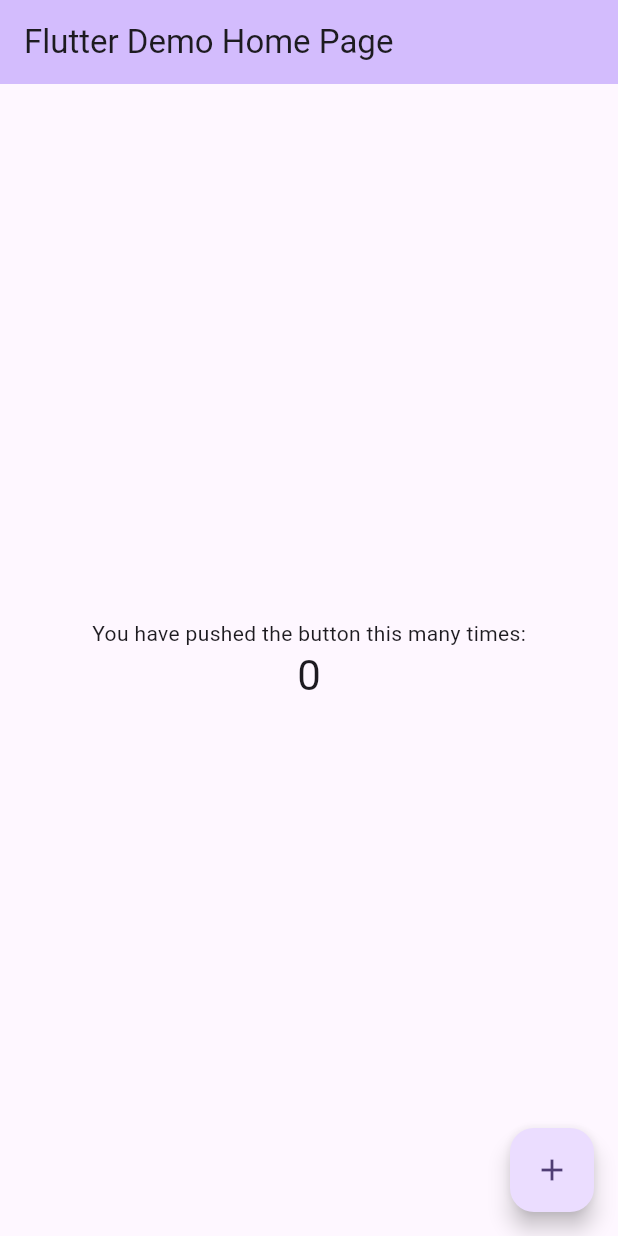
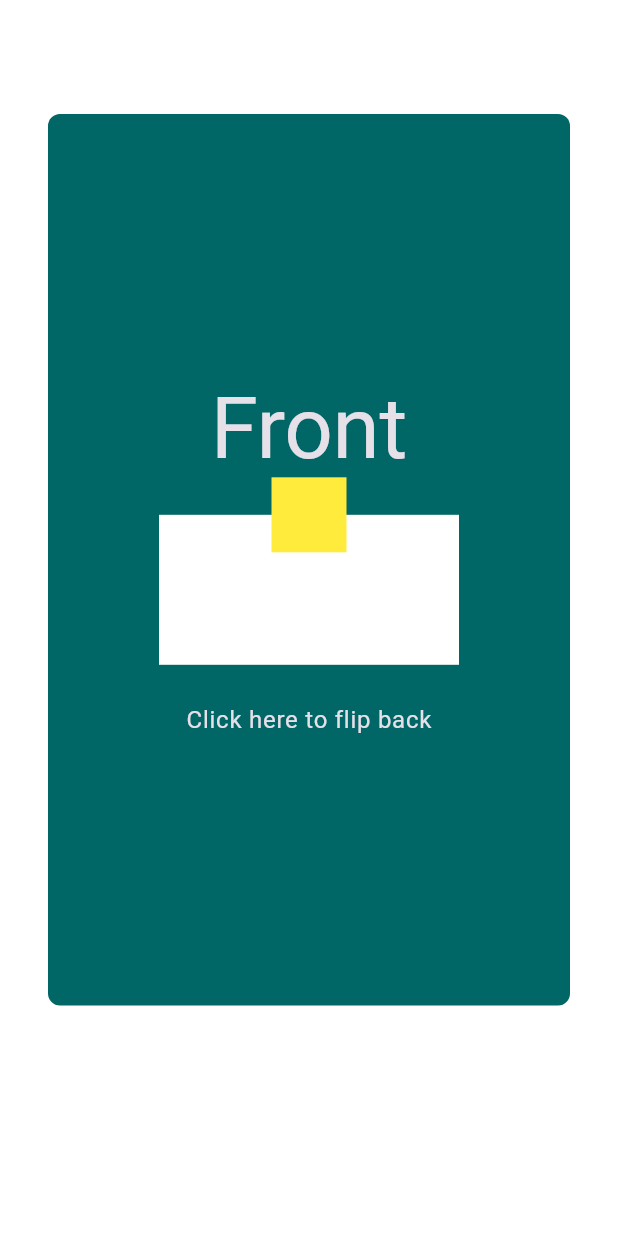
Before and after one commit to shubhamgitvns/Local_working_App, a Flutter app: the screen it shows after launch, on a phone screen of 412 x 824 dp. Run offline on Flutter 3.47's test engine with Material 3 defaults, Android fonts, the phone set to English and light mode, and no system bars; drawn by our look-alikes of flip_card.

Commit message:
Add flip animation

```diff
--- a/lib/main.dart
+++ b/lib/main.dart
@@ -1,111 +1,127 @@
 import 'package:flutter/material.dart';
 
-void main() {
-  runApp(const MyApp());
-}
+import 'package:flip_card/flip_card.dart';
+
+void main() => runApp(MyApp());
 
 class MyApp extends StatelessWidget {
-  const MyApp({super.key});
-
   // This widget is the root of your application.
   @override
   Widget build(BuildContext context) {
     return MaterialApp(
-      title: 'Flutter Demo',
-      theme: ThemeData(
-        // This is the theme of your application.
-        //
-        // TRY THIS: Try running your application with "flutter run". You'll see
-        // the application has a purple toolbar. Then, without quitting the app,
-        // try changing the seedColor in the colorScheme below to Colors.green
-        // and then invoke "hot reload" (save your changes or press the "hot
-        // reload" button in a Flutter-supported IDE, or press "r" if you used
-        // the command line to start the app).
-        //
-        // Notice that the counter didn't reset back to zero; the application
-        // state is not lost during the reload. To reset the state, use hot
-        // restart instead.
-        //
-        // This works for code too, not just values: Most code changes can be
-        // tested with just a hot reload.
-        colorScheme: ColorScheme.fromSeed(seedColor: Colors.deepPurple),
-        useMaterial3: true,
-      ),
-      home: const MyHomePage(title: 'Flutter Demo Home Page'),
+      debugShowCheckedModeBanner: false,
+      title: 'FlipCard',
+      theme: ThemeData.dark(),
+      home: HomePage(),
     );
   }
 }
 
-class MyHomePage extends StatefulWidget {
-  const MyHomePage({super.key, required this.title});
+class HomePage extends StatelessWidget {
+  _renderBg() {
+    return Container(
+      decoration: BoxDecoration(color: const Color(0xFFFFFFFF)),
+    );
+  }
 
-  // This widget is the home page of your application. It is stateful, meaning
-  // that it has a State object (defined below) that contains fields that affect
-  // how it looks.
+  _renderAppBar(context) {
+    return MediaQuery.removePadding(
+      context: context,
+      removeBottom: true,
+      child: AppBar(
+        elevation: 0.0,
+        backgroundColor: Color(0x00FFFFFF),
+      ),
+    );
+  }
 
-  // This class is the configuration for the state. It holds the values (in this
-  // case the title) provided by the parent (in this case the App widget) and
-  // used by the build method of the State. Fields in a Widget subclass are
-  // always marked "final".
+  _renderContent(context) {
+    return Card(
+      elevation: 0.0,
+      margin: EdgeInsets.only(left: 32.0, right: 32.0, top: 20.0, bottom: 0.0),
+      color: Color(0x00000000),
+      child: FlipCard(
+        direction: FlipDirection.VERTICAL,
+        side: CardSide.FRONT,
+        speed: 1000,
+        onFlipDone: (status) {
+          print(status);
+        },
+        front: Container(
+          decoration: BoxDecoration(
+            color: Color(0xFF006666),
+            borderRadius: BorderRadius.all(Radius.circular(8.0)),
+          ),
+          child: Column(
+            mainAxisAlignment: MainAxisAlignment.center,
+            children: <Widget>[
+              Text('Front', style: Theme.of(context).textTheme.headline1),
+              Stack(
+                alignment: Alignment.center,
+                children: [
+                  Container(
+                    height: 100,
+                    width: 200,
+                    color: Colors.white,
+                  ),
+                  Padding(
+                    padding: const EdgeInsets.only(bottom: 100),
+                    child: Container(
+                      height: 50,
+                      width: 50,
+                      color: Colors.yellow,
+                    ),
+                  )
+                ],
 
-  final String title;
+              ),
 
-  @override
-  State<MyHomePage> createState() => _MyHomePageState();
-}
-
-class _MyHomePageState extends State<MyHomePage> {
-  int _counter = 0;
-
-  void _incrementCounter() {
-    setState(() {
-      // This call to setState tells the Flutter framework that something has
-      // changed in this State, which causes it to rerun the build method below
-      // so that the display can reflect the updated values. If we changed
-      // _counter without calling setState(), then the build method would not be
-      // called again, and so nothing would appear to happen.
-      _counter++;
-    });
+              Text('Click here to flip back',
+                  style: Theme.of(context).textTheme.bodyText1),
+            ],
+          ),
+        ),
+        back: Container(
+          decoration: BoxDecoration(
+            color: Color(0xFF006666),
+            borderRadius: BorderRadius.all(Radius.circular(8.0)),
+          ),
+          child: Column(
+            mainAxisAlignment: MainAxisAlignment.center,
+            children: <Widget>[
+              Text('Back', style: Theme.of(context).textTheme.headline1),
+              Text('Click here to flip front',
+                  style: Theme.of(context).textTheme.bodyText1),
+            ],
+          ),
+        ),
+      ),
+    );
   }
 
   @override
   Widget build(BuildContext context) {
-    // This method is rerun every time setState is called, for instance as done
-    // by the _incrementCounter method above.
-    //
-    // The Flutter framework has been optimized to make rerunning build methods
-    // fast, so that you can just rebuild anything that needs updating rather
-    // than having to individually change instances of widgets.
     return Scaffold(
-      appBar: AppBar(
-
-        backgroundColor: Theme.of(context).colorScheme.inversePrimary,
-        // Here we take the value from the MyHomePage object that was created by
-        // the App.build method, and use it to set our appbar title.
-        title: Text(widget.title),
+      body: Stack(
+        fit: StackFit.expand,
+        children: <Widget>[
+          _renderBg(),
+          Column(
+            crossAxisAlignment: CrossAxisAlignment.stretch,
+            children: <Widget>[
+              _renderAppBar(context),
+              Expanded(
+                flex: 4,
+                child: _renderContent(context),
+              ),
+              Expanded(
+                flex: 1,
+                child: Container(),
+              ),
+            ],
+          )
+        ],
       ),
-      body: Center(
-        // Center is a layout widget. It takes a single child and positions it
-        // in the middle of the parent.
-        child: Column(
-
-          mainAxisAlignment: MainAxisAlignment.center,
-          children: <Widget>[
-            const Text(
-              'You have pushed the button this many times:',
-            ),
-            Text(
-              '$_counter',
-              style: Theme.of(context).textTheme.headlineMedium,
-            ),
-          ],
-        ),
-      ),
-      floatingActionButton: FloatingActionButton(
-        onPressed: _incrementCounter,
-        tooltip: 'Increment',
-        child: const Icon(Icons.add),
-      ), // This trailing comma makes auto-formatting nicer for build methods.
     );
   }
 }
--- a/pubspec.yaml
+++ b/pubspec.yaml
@@ -28,6 +28,7 @@ environment:
 # the latest version available on pub.dev. To see which dependencies have newer
 # versions available, run `flutter pub outdated`.
 dependencies:
+  flip_card: ^0.7.0
   flutter:
     sdk: flutter
 
```
Also changed, not shown: pubspec.lock.
